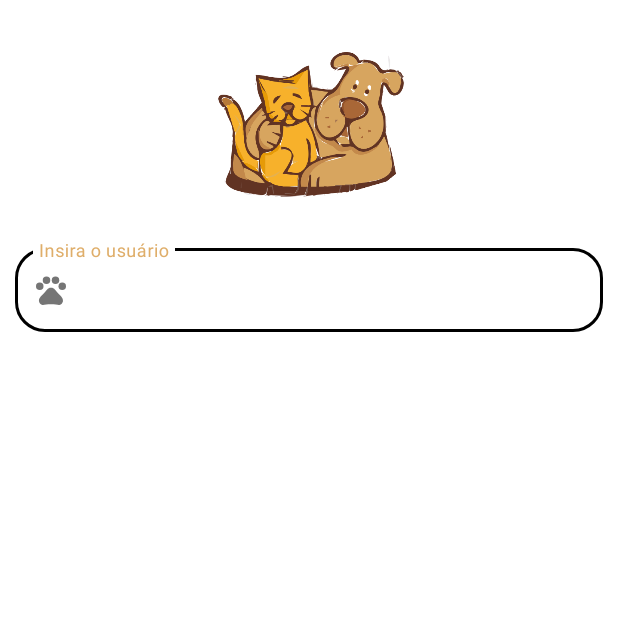
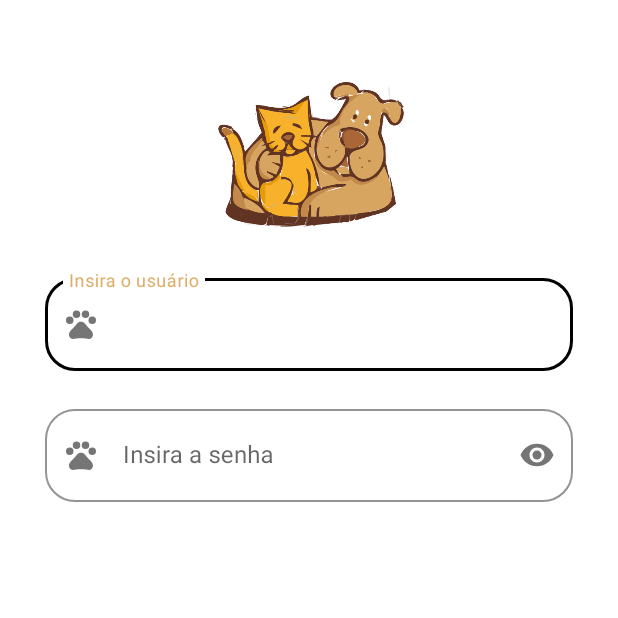
Before and after one commit to LBorgess/AdotaPets2, an Android app: the screen it shows after launch (LoginActivity), on a phone screen of 412 x 824 dp, the top half of it. Run offline under Robolectric (Android 15) with nearby library versions, the phone set to English and light mode, and no system bars.

Commit message:
Login page layout

```diff
--- a/app/src/main/res/layout/login_layout.xml
+++ b/app/src/main/res/layout/login_layout.xml
@@ -7,6 +7,12 @@
     android:layout_gravity="center_horizontal"
     android:orientation="vertical"
     tools:context=".LoginActivity">
+
+    <LinearLayout
+        android:layout_width="match_parent"
+        android:layout_height="match_parent"
+        android:layout_margin="20dp"
+        android:orientation="vertical">
 
         <ImageView
             android:layout_width="150dp"
@@ -32,7 +38,34 @@
             <com.google.android.material.textfield.TextInputEditText
                 android:layout_width="match_parent"
                 android:layout_height="wrap_content"
-            android:hint="Insira o usuário" />
+                android:hint="Insira o usuário"
+                android:padding="20dp" />
+        </com.google.android.material.textfield.TextInputLayout>
+
+        <com.google.android.material.textfield.TextInputLayout
+            android:layout_width="match_parent"
+            android:layout_height="wrap_content"
+            android:contentDescription="Senha"
+            android:padding="10dp"
+            app:boxBackgroundColor="#FFF"
+            app:boxBackgroundMode="outline"
+            app:boxCornerRadiusBottomEnd="20dp"
+            app:boxCornerRadiusBottomStart="20dp"
+            app:boxCornerRadiusTopEnd="20dp"
+            app:boxCornerRadiusTopStart="20dp"
+            app:boxStrokeColor="#000"
+            app:counterMaxLength="50"
+            app:endIconMode="password_toggle"
+            app:startIconDrawable="@drawable/baseline_pets">
+
+            <com.google.android.material.textfield.TextInputEditText
+                android:layout_width="match_parent"
+                android:layout_height="wrap_content"
+                android:hint="Insira a senha"
+                android:inputType="textPassword"
+                android:padding="20dp" />
         </com.google.android.material.textfield.TextInputLayout>
 
     </LinearLayout>
+
+</LinearLayout>
```
Lines whose indentation alone changed are shown as unchanged.
